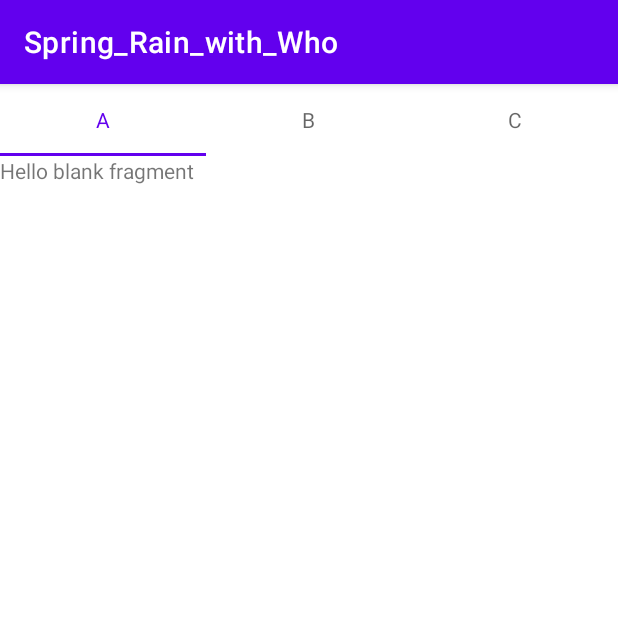
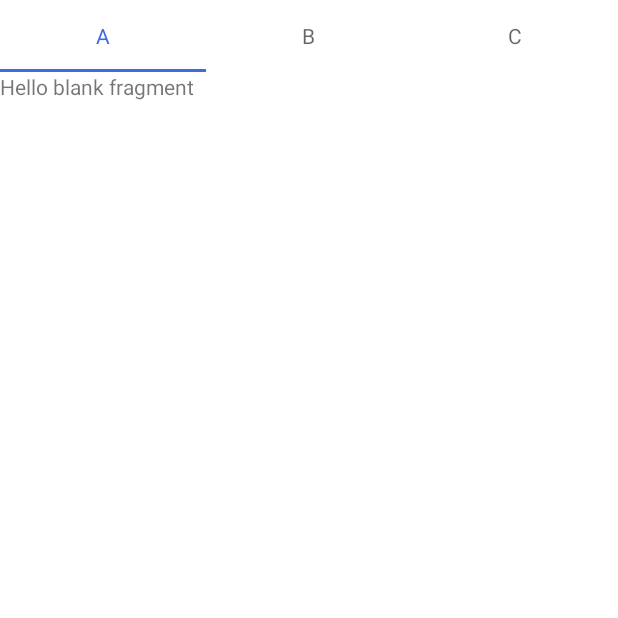
Before and after one commit to SeungjaeLim/MADCAMP_Week1_RainyDayMemories, an Android app: the screen it shows after launch (MainActivity), on a phone screen of 412 x 824 dp, the top half of it. Run offline under Robolectric (Android 15) with nearby library versions, the phone set to English and light mode, and no system bars.

Commit message:
Design Bar

```diff
--- a/app/src/main/res/values-night/themes.xml
+++ b/app/src/main/res/values-night/themes.xml
@@ -2,9 +2,9 @@
     <!-- Base application theme. -->
     <style name="Theme.Spring_Rain_with_Who" parent="Theme.MaterialComponents.DayNight.DarkActionBar">
         <!-- Primary brand color. -->
-        <item name="colorPrimary">@color/purple_200</item>
-        <item name="colorPrimaryVariant">@color/purple_700</item>
-        <item name="colorOnPrimary">@color/black</item>
+        <item name="colorPrimary">@color/royalblue</item>
+        <item name="colorPrimaryVariant">@color/royalblue</item>
+        <item name="colorOnPrimary">@color/powderblue</item>
         <!-- Secondary brand color. -->
         <item name="colorSecondary">@color/teal_200</item>
         <item name="colorSecondaryVariant">@color/teal_200</item>
@@ -12,5 +12,7 @@
         <!-- Status bar color. -->
         <item name="android:statusBarColor" tools:targetApi="l">?attr/colorPrimaryVariant</item>
         <!-- Customize your theme here. -->
+        <item name="windowNoTitle">true</item>
+        <item name="android:windowFullscreen">true</item>
     </style>
 </resources>
--- a/app/src/main/res/values/colors.xml
+++ b/app/src/main/res/values/colors.xml
@@ -5,6 +5,8 @@
     <color name="purple_700">#FF3700B3</color>
     <color name="teal_200">#FF03DAC5</color>
     <color name="teal_700">#FF018786</color>
+    <color name="royalblue">#4169E1</color>
+    <color name="powderblue">#B0E0E6</color>
     <color name="black">#FF000000</color>
     <color name="white">#FFFFFFFF</color>
 </resources>
--- a/app/src/main/res/values/themes.xml
+++ b/app/src/main/res/values/themes.xml
@@ -2,9 +2,9 @@
     <!-- Base application theme. -->
     <style name="Theme.Spring_Rain_with_Who" parent="Theme.MaterialComponents.DayNight.DarkActionBar">
         <!-- Primary brand color. -->
-        <item name="colorPrimary">@color/purple_500</item>
-        <item name="colorPrimaryVariant">@color/purple_700</item>
-        <item name="colorOnPrimary">@color/white</item>
+        <item name="colorPrimary">@color/royalblue</item>
+        <item name="colorPrimaryVariant">@color/royalblue</item>
+        <item name="colorOnPrimary">@color/powderblue</item>
         <!-- Secondary brand color. -->
         <item name="colorSecondary">@color/teal_200</item>
         <item name="colorSecondaryVariant">@color/teal_700</item>
@@ -12,5 +12,7 @@
         <!-- Status bar color. -->
         <item name="android:statusBarColor" tools:targetApi="l">?attr/colorPrimaryVariant</item>
         <!-- Customize your theme here. -->
+        <item name="windowNoTitle">true</item>
+        <item name="android:windowFullscreen">true</item>
     </style>
 </resources>
```
